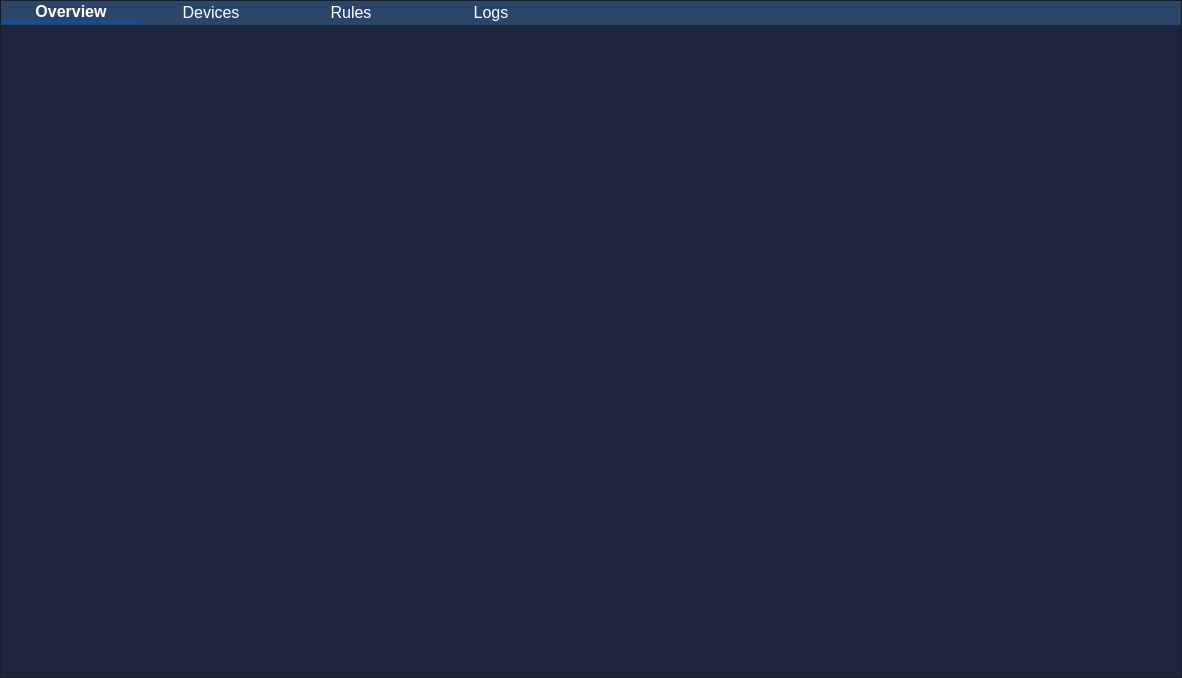
Above: mainwindow.ui from josschi95/OTIS before the change. Below: the same form after it.
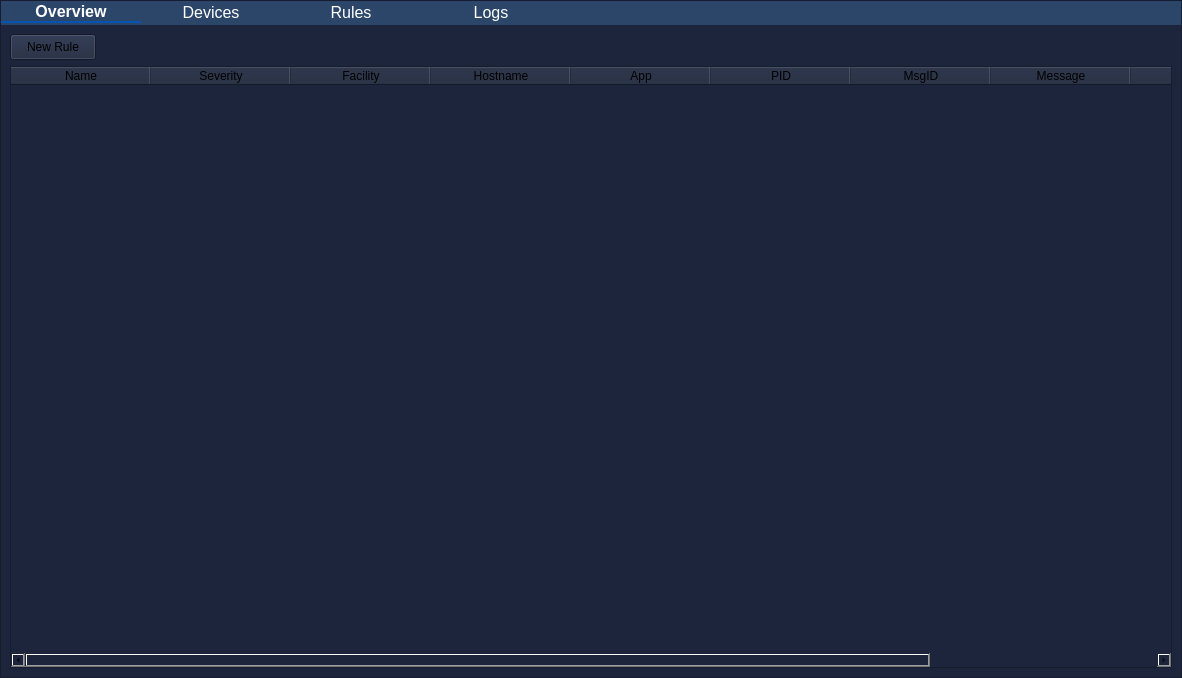
That is the form after the change. The open tabs and pages were chosen to show the change. Custom widgets are drawn as their Qt base class.

Commit message: project cleanup, storing rules in db

The edit to the form file:
```diff
--- a/mainwindow.ui
+++ b/mainwindow.ui
@@ -274,7 +274,137 @@
          </property>
          <widget class="QWidget" name="page0_overview"/>
          <widget class="QWidget" name="page1_devices"/>
-         <widget class="QWidget" name="page2_rules"/>
+         <widget class="RulesPage" name="page2_rules">
+          <property name="sizePolicy">
+           <sizepolicy hsizetype="Expanding" vsizetype="Expanding">
+            <horstretch>1</horstretch>
+            <verstretch>1</verstretch>
+           </sizepolicy>
+          </property>
+          <layout class="QVBoxLayout" name="verticalLayout_6">
+           <property name="spacing">
+            <number>0</number>
+           </property>
+           <property name="leftMargin">
+            <number>0</number>
+           </property>
+           <property name="topMargin">
+            <number>0</number>
+           </property>
+           <property name="rightMargin">
+            <number>0</number>
+           </property>
+           <property name="bottomMargin">
+            <number>0</number>
+           </property>
+           <item>
+            <widget class="QFrame" name="rulesFrame">
+             <property name="frameShape">
+              <enum>QFrame::Shape::NoFrame</enum>
+             </property>
+             <property name="frameShadow">
+              <enum>QFrame::Shadow::Plain</enum>
+             </property>
+             <layout class="QVBoxLayout" name="verticalLayout_7">
+              <item>
+               <widget class="QPushButton" name="newRuleButton">
+                <property name="minimumSize">
+                 <size>
+                  <width>0</width>
+                  <height>26</height>
+                 </size>
+                </property>
+                <property name="maximumSize">
+                 <size>
+                  <width>86</width>
+                  <height>26</height>
+                 </size>
+                </property>
+                <property name="text">
+                 <string>New Rule</string>
+                </property>
+               </widget>
+              </item>
+              <item>
+               <widget class="QTableWidget" name="rulesTable">
+                <property name="sizePolicy">
+                 <sizepolicy hsizetype="Expanding" vsizetype="Expanding">
+                  <horstretch>0</horstretch>
+                  <verstretch>0</verstretch>
+                 </sizepolicy>
+                </property>
+                <property name="verticalScrollBarPolicy">
+                 <enum>Qt::ScrollBarPolicy::ScrollBarAsNeeded</enum>
+                </property>
+                <property name="sortingEnabled">
+                 <bool>true</bool>
+                </property>
+                <attribute name="horizontalHeaderCascadingSectionResizes">
+                 <bool>false</bool>
+                </attribute>
+                <attribute name="horizontalHeaderDefaultSectionSize">
+                 <number>140</number>
+                </attribute>
+                <attribute name="horizontalHeaderStretchLastSection">
+                 <bool>true</bool>
+                </attribute>
+                <column>
+                 <property name="text">
+                  <string>Name</string>
+                 </property>
+                </column>
+                <column>
+                 <property name="text">
+                  <string>Severity</string>
+                 </property>
+                </column>
+                <column>
+                 <property name="text">
+                  <string>Facility</string>
+                 </property>
+                </column>
+                <column>
+                 <property name="text">
+                  <string>Hostname</string>
+                 </property>
+                </column>
+                <column>
+                 <property name="text">
+                  <string>App</string>
+                 </property>
+                </column>
+                <column>
+                 <property name="text">
+                  <string>PID</string>
+                 </property>
+                </column>
+                <column>
+                 <property name="text">
+                  <string>MsgID</string>
+                 </property>
+                </column>
+                <column>
+                 <property name="text">
+                  <string>Message</string>
+                 </property>
+                </column>
+                <column>
+                 <property name="text">
+                  <string>Limit</string>
+                 </property>
+                </column>
+                <column>
+                 <property name="text">
+                  <string>Per-Host</string>
+                 </property>
+                </column>
+               </widget>
+              </item>
+             </layout>
+            </widget>
+           </item>
+          </layout>
+         </widget>
          <widget class="LogsPage" name="page3_logs">
           <property name="enabled">
            <bool>true</bool>
@@ -411,6 +541,12 @@
    <header>logs_page.h</header>
    <container>1</container>
   </customwidget>
+  <customwidget>
+   <class>RulesPage</class>
+   <extends>QWidget</extends>
+   <header>rules_page.h</header>
+   <container>1</container>
+  </customwidget>
  </customwidgets>
  <resources/>
  <connections/>
```
Left out of the diff: 2 changed lines with no effect on the pictures. The commit also changes 26 other files.
